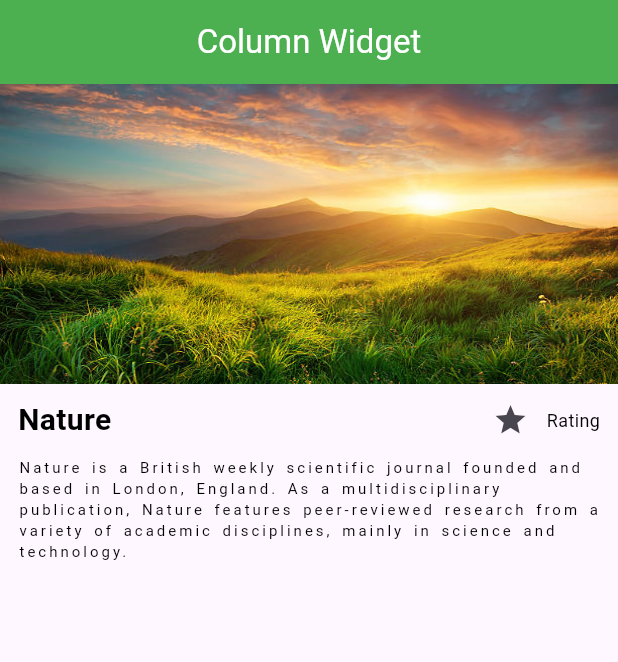
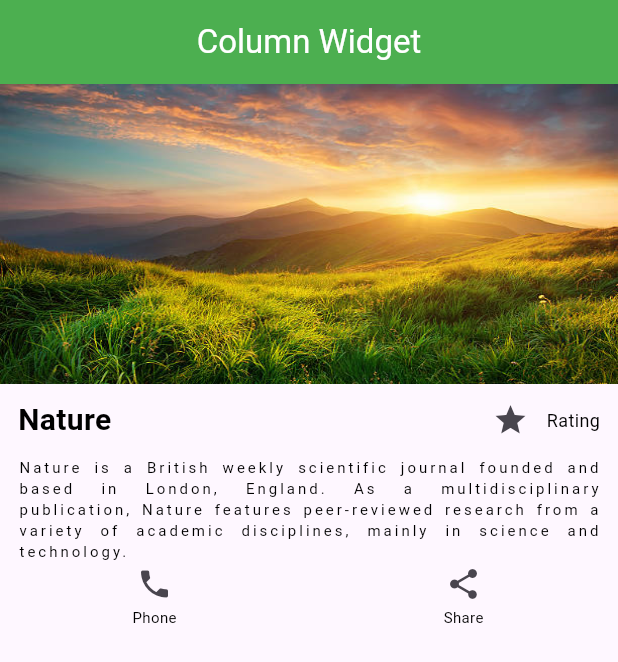
Before and after one commit to EusufUddin8926/Basic_widget_Demo, a Flutter app: the screen it shows after launch, on a phone screen of 412 x 824 dp. Shown: the top 662 px of the screen. Run offline on Flutter 3.47's test engine with Material 3 defaults, Android fonts, the phone set to English and light mode, and no system bars.

Commit message:
column with new design add

```diff
--- a/lib/Screens/column_widget.dart
+++ b/lib/Screens/column_widget.dart
@@ -60,7 +60,55 @@ class Column_Widget extends StatelessWidget {
                     fontWeight: FontWeight.normal,
                     letterSpacing: 2,
                     wordSpacing: 2),
-          ))
+                textAlign: TextAlign.justify,
+              )),
+          Row(
+            mainAxisAlignment: MainAxisAlignment.spaceAround,
+            children: [
+              Column(
+                crossAxisAlignment: CrossAxisAlignment.center,
+                children: [
+                  SizedBox(
+                    height: 30,
+                    child: IconButton(
+                      onPressed: () {},
+                      icon: Icon(Icons.phone),
+                      alignment: Alignment.center,
+                      padding: new EdgeInsets.all(0.0),
+                    ),
+                  ),
+                  Text(
+                    "Phone",
+                    style: TextStyle(
+                        color: Colors.black,
+                        fontSize: 10,
+                        fontWeight: FontWeight.normal),
+                  ),
+                ],
+              ),
+              Column(
+                mainAxisAlignment: MainAxisAlignment.center,
+                children: [
+                  SizedBox(
+                    height: 30,
+                    child: IconButton(
+                      onPressed: () {},
+                      icon: Icon(Icons.share),
+                        padding: EdgeInsets.zero,
+                        constraints: BoxConstraints()
+                    ),
+                  ),
+                  Text(
+                    "Share",
+                    style: TextStyle(
+                        color: Colors.black,
+                        fontSize: 10,
+                        fontWeight: FontWeight.normal),
+                  ),
+                ],
+              ),
+            ],
+          )
         ],
       ),
     );
```
Lines whose indentation alone changed are shown as unchanged.
